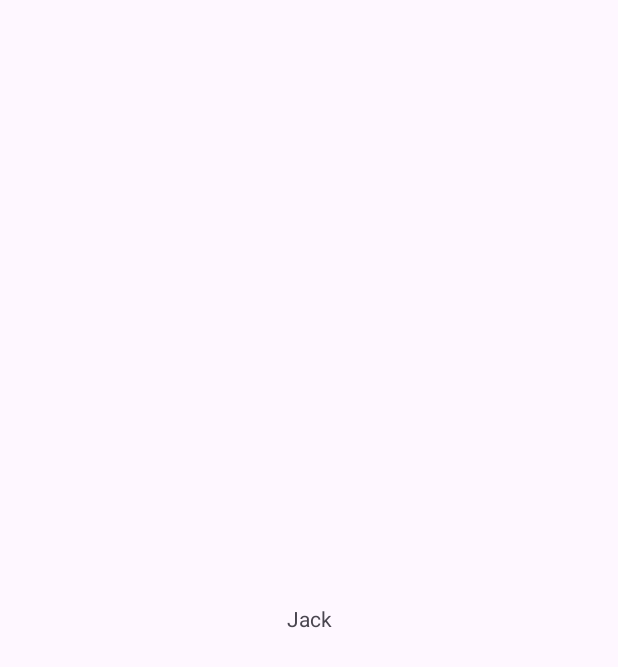
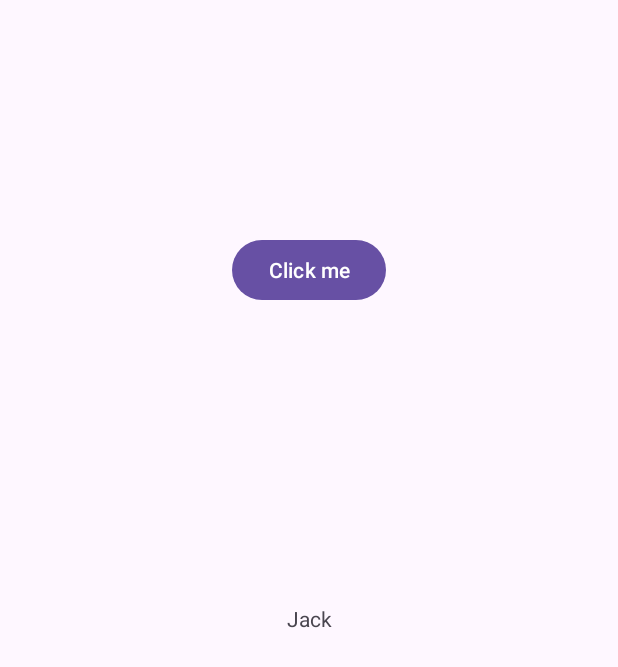
Before and after one commit to nayanjain123/Android-Practice, an Android app: the screen it shows after launch (MainActivity), on a phone screen of 412 x 824 dp. Before the commit the part shown is almost empty. Shown: the top 667 px of the screen. Run offline under Robolectric (Android 15) with nearby library versions, the phone set to English and light mode, and no system bars; our stand-ins replace data binding.

Commit message:
Learnt data binding concept - handling click event

```diff
--- a/DataBindingApp/app/build.gradle.kts
+++ b/DataBindingApp/app/build.gradle.kts
@@ -38,6 +38,15 @@ android {
 
 dependencies {
 
+    constraints{
+        implementation("org.jetbrains.kotlin:kotlin-stdlib-jdk7:1.8.0"){
+            because("kotlin-stdlib-jdk7 is now a part of kotlin-stdlib")
+        }
+        implementation("org.jetbrains.kotlin:kotlin-stdlib-jdk8:1.8.0"){
+            because("kotlin-stdlib-jdk8 is now a part of kotlin-stdlib")
+        }
+    }
+
     implementation(libs.appcompat)
     implementation(libs.material)
     implementation(libs.activity)
--- a/DataBindingApp/app/src/main/java/com/nayan/databindingapp/MainActivity.java
+++ b/DataBindingApp/app/src/main/java/com/nayan/databindingapp/MainActivity.java
@@ -14,6 +14,7 @@ import com.nayan.databindingapp.databinding.ActivityMainBinding;
 public class MainActivity extends AppCompatActivity {
 
     private ActivityMainBinding activityMainBinding;
+    private MyClickHandler myHandler;
 
     @Override
     protected void onCreate(Bundle savedInstanceState) {
@@ -29,5 +30,10 @@ public class MainActivity extends AppCompatActivity {
         Person p1 = new Person("Jack","jack@gmail.com");
         activityMainBinding= DataBindingUtil.setContentView(this,R.layout.activity_main);
         activityMainBinding.setPerson(p1);
+
+
+        //binding for click event
+        myHandler = new MyClickHandler(this);
+        activityMainBinding.setClickHandler(myHandler);
     }
 }
--- /dev/null
+++ b/DataBindingApp/app/src/main/java/com/nayan/databindingapp/MyClickHandler.java
@@ -0,0 +1,15 @@
+package com.nayan.databindingapp;
+
+import android.content.Context;
+import android.view.View;
+import android.widget.Toast;
+
+public class MyClickHandler {
+    Context context;
+    public MyClickHandler(Context context) {
+        this.context = context;
+    }
+    public void onButton1Clicked(View view){
+        Toast.makeText(context,"First Button is clicked", Toast.LENGTH_SHORT).show();
+    }
+}
--- a/DataBindingApp/app/src/main/res/layout/activity_main.xml
+++ b/DataBindingApp/app/src/main/res/layout/activity_main.xml
@@ -8,7 +8,12 @@
         <variable
             name="person"
             type="com.nayan.databindingapp.Person" />
+        <variable
+            name="clickHandler"
+            type="com.nayan.databindingapp.MyClickHandler" />
     </data>
+
+
     <androidx.constraintlayout.widget.ConstraintLayout
         android:id="@+id/main"
         android:layout_width="match_parent"
@@ -16,6 +21,7 @@
         tools:context=".MainActivity">
 
         <TextView
+            android:id="@+id/textView"
             android:layout_width="wrap_content"
             android:layout_height="wrap_content"
             android:text="@{person.name}"
@@ -24,5 +30,17 @@
             app:layout_constraintStart_toStartOf="parent"
             app:layout_constraintTop_toTopOf="parent" />
 
+        <Button
+            android:id="@+id/button"
+            android:onClick="@{clickHandler::onButton1Clicked}"
+            android:layout_width="wrap_content"
+            android:layout_height="wrap_content"
+            android:layout_marginTop="156dp"
+            android:text="Click me"
+            app:layout_constraintEnd_toEndOf="parent"
+            app:layout_constraintStart_toStartOf="parent"
+            app:layout_constraintTop_toTopOf="parent" />
+
+
     </androidx.constraintlayout.widget.ConstraintLayout>
 </layout>
```
Lines whose indentation alone changed are shown as unchanged.
